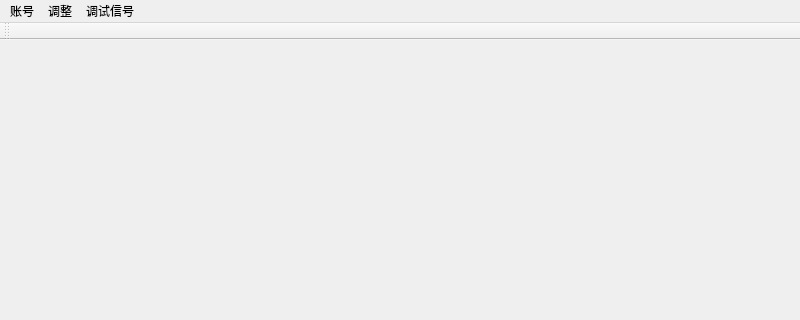
HowarXie1995/qt5_CarSystem, file carsyswindow.ui: the form before one commit; both pictures show x 0 to 800 and y 0 to 320 of the 800 by 600 pixel window.
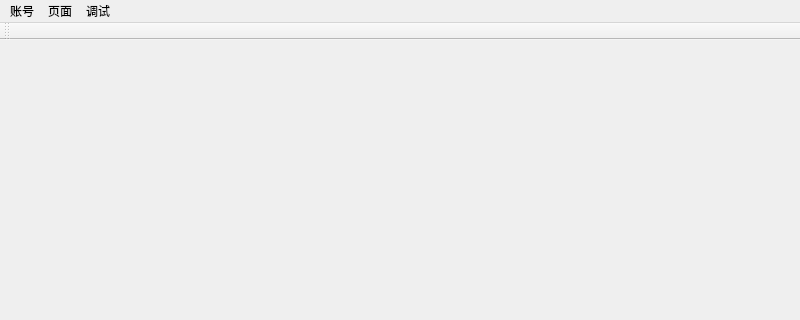
The form after the commit.

Patch:
```diff
--- a/carsyswindow.ui
+++ b/carsyswindow.ui
@@ -60,7 +60,7 @@
      <x>0</x>
      <y>0</y>
      <width>800</width>
-     <height>22</height>
+     <height>23</height>
     </rect>
    </property>
    <widget class="QMenu" name="menuok">
@@ -73,14 +73,14 @@
    </widget>
    <widget class="QMenu" name="menu">
     <property name="title">
-     <string>调整</string>
+     <string>页面</string>
     </property>
     <addaction name="actionfull_screen"/>
     <addaction name="actionout_full_screen"/>
    </widget>
    <widget class="QMenu" name="menu_2">
     <property name="title">
-     <string>调试信号</string>
+     <string>调试</string>
     </property>
     <addaction name="actionsignal_data"/>
    </widget>
```
Left out of the diff: 4 changed lines with no effect on the pictures.
